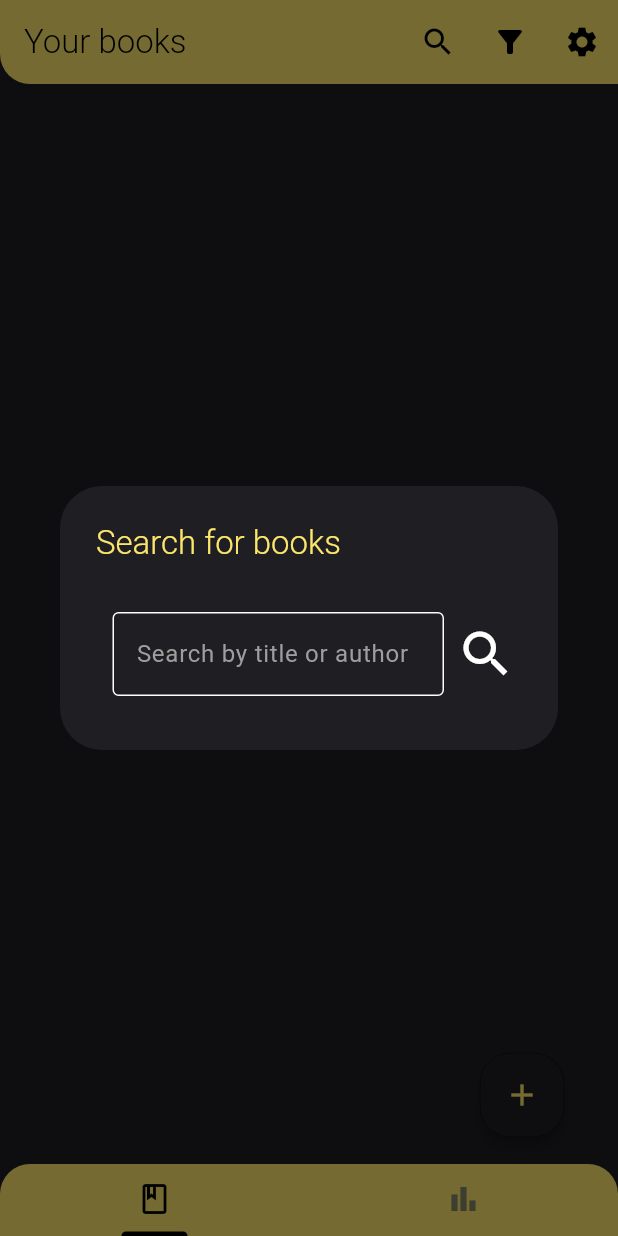
After one commit to ozarski/BookTrackerFlutter, a Flutter app: the screen it shows after launch, after a tap on the "search" icon, on a phone screen of 412 x 824 dp. The commit adds this screen. Run offline on Flutter 3.47's test engine with Material 3 defaults, Android fonts, the phone set to English and light mode, and no system bars; our stand-ins replace connectivity_plus, dio, file_picker, fl_chart, fluttertoast, sqflite; accounts and stored records are empty.

Commit message:
Search appbar button and dialog

```diff
--- a/lib/features/books/presentation/pages/book_list_tab.dart
+++ b/lib/features/books/presentation/pages/book_list_tab.dart
@@ -1,6 +1,7 @@
 import 'package:book_tracker/core/utils/padding_extension.dart';
 import 'package:book_tracker/features/books/presentation/state/book_list_model.dart';
 import 'package:book_tracker/features/books/presentation/widgets/filter_dialog/filter_dialog.dart';
+import 'package:book_tracker/features/books/presentation/widgets/search_dialog.dart';
 import 'package:book_tracker/features/books/presentation/widgets/settings_dialog.dart';
 import 'package:flutter/material.dart';
 import '../widgets/book_list_item.dart';
@@ -23,13 +24,24 @@ class BookListTab extends StatelessWidget {
                   title: const Text('Your books',
                       style: TextStyle(fontWeight: FontWeight.w300)),
                   scrolledUnderElevation: 0.0,
-                  backgroundColor: const Color(0xFFFCE76C),
+                  backgroundColor: Theme.of(context).colorScheme.primary,
                   shape: const RoundedRectangleBorder(
                     borderRadius: BorderRadius.only(
                       bottomLeft: Radius.circular(20),
                     ),
                   ),
                   actions: [
+                    IconButton(
+                      icon: const Icon(Icons.search),
+                      onPressed: () {
+                        showDialog(
+                          context: context,
+                          builder: (context) {
+                            return const SearchDialog();
+                          },
+                        );
+                      },
+                    ),
                     IconButton(
                       icon: const Icon(Icons.filter_list_alt),
                       onPressed: () {
@@ -45,10 +57,11 @@ class BookListTab extends StatelessWidget {
                       icon: const Icon(Icons.settings),
                       onPressed: () async {
                         showDialog(
-                            context: context,
-                            builder: (context) {
-                              return const SettingsDialog();
-                            });
+                          context: context,
+                          builder: (context) {
+                            return const SettingsDialog();
+                          },
+                        );
                       },
                     ),
                   ],
--- /dev/null
+++ b/lib/features/books/presentation/widgets/search_dialog.dart
@@ -0,0 +1,56 @@
+import 'package:book_tracker/core/utils/padding_extension.dart';
+import 'package:flutter/material.dart';
+
+class SearchDialog extends StatelessWidget {
+  const SearchDialog({super.key});
+
+  @override
+  Widget build(BuildContext context) {
+    var searchQuery = '';
+    return SimpleDialog(
+      title: Text(
+        'Search for books',
+        style: TextStyle(
+            fontWeight: FontWeight.w300,
+            color: Theme.of(context).colorScheme.primary),
+      ),
+      backgroundColor: Theme.of(context).colorScheme.secondary,
+      children: [
+        Column(
+          mainAxisAlignment: MainAxisAlignment.center,
+          crossAxisAlignment: CrossAxisAlignment.center,
+          children: [
+            Row(
+              children: [
+                Expanded(
+                  child: TextField(
+                    decoration: const InputDecoration(
+                      hintText: 'Search by title or author',
+                    ),
+                    onChanged: (value) {
+                      searchQuery = value;
+                    },
+                    style: const TextStyle(
+                      color: Colors.white,
+                    ),
+                    cursorColor: Colors.white,
+                  ).addPadding(
+                    const EdgeInsets.only(left: 15),
+                  ),
+                ),
+                IconButton(
+                  icon: const Icon(
+                    Icons.search,
+                    size: 40,
+                    color: Colors.white,
+                  ),
+                  onPressed: () {},
+                )
+              ],
+            ),
+          ],
+        ).addPadding(const EdgeInsets.all(20)),
+      ],
+    );
+  }
+}
--- a/lib/features/statistics/presentation/pages/stats_tab.dart
+++ b/lib/features/statistics/presentation/pages/stats_tab.dart
@@ -262,6 +262,7 @@ class StatsTab extends StatelessWidget {
       child: statContainer(
         Row(
           mainAxisAlignment: MainAxisAlignment.spaceBetween,
+          crossAxisAlignment: CrossAxisAlignment.end,
           children: [
             Text(statsModel.stats['books to be read this year'] ?? '0',
                 style: const TextStyle(color: Colors.white, fontSize: 23)),
```
